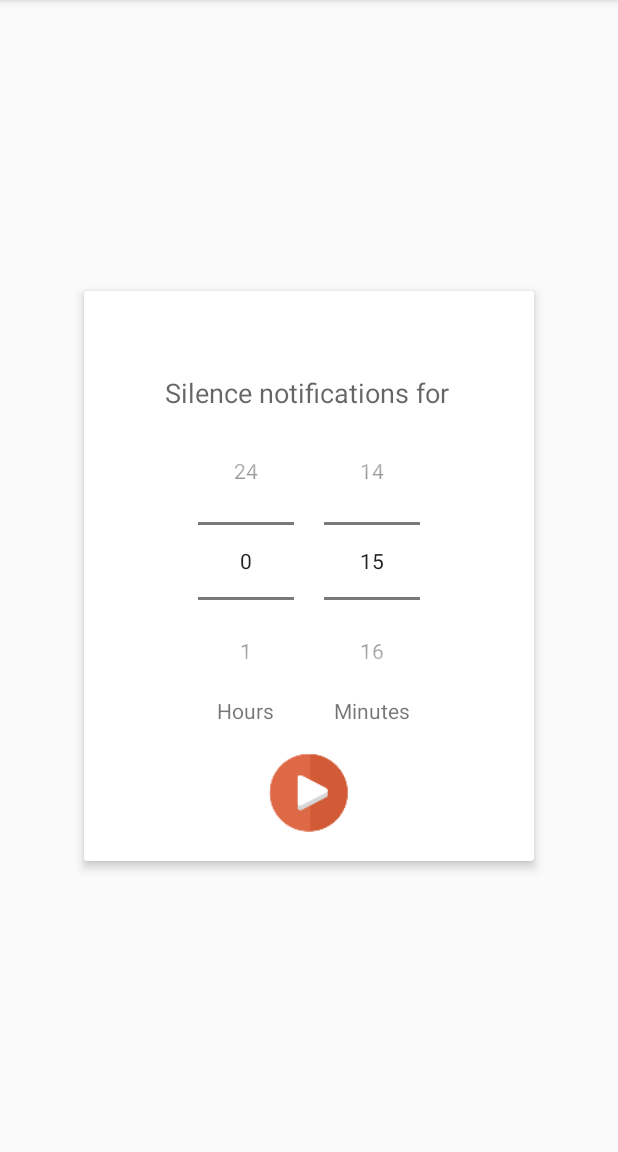
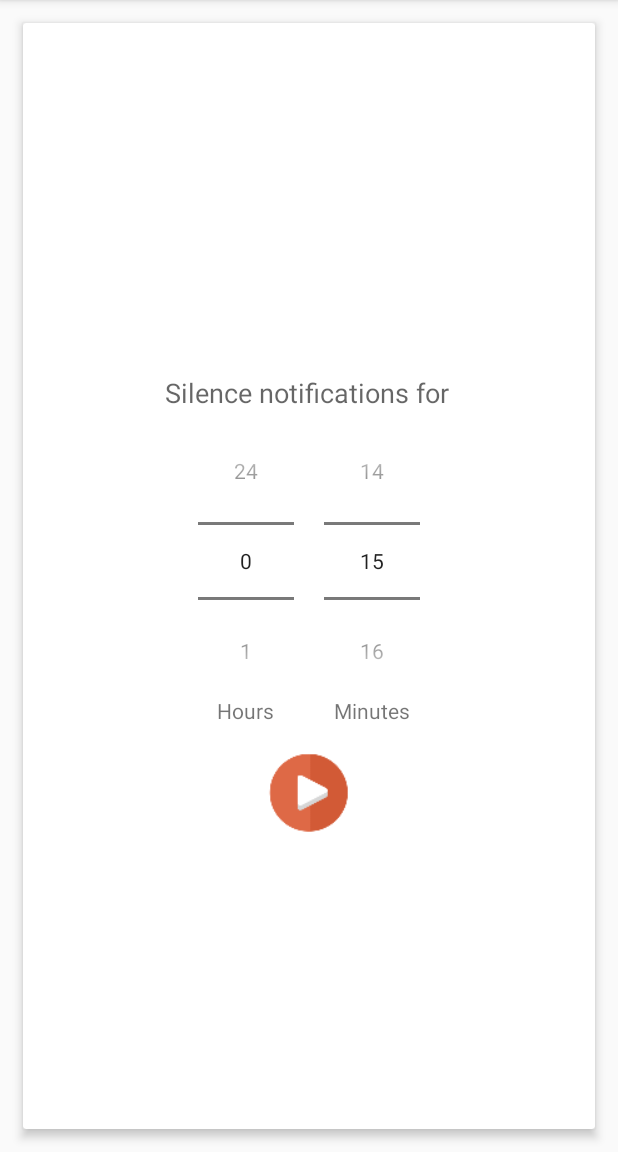
Before and after one commit to sgzmd/silencer, an Android app: the fragment TimedSilenceFragment shown on its own in the app's theme, on a phone screen of 412 x 824 dp, the part 84-1236 px from its top. Run offline under Robolectric (Android 15) with nearby library versions, the phone set to English and light mode, and no system bars.

Commit message:
More UI tweaks, making bigger card

```diff
--- a/app/src/main/res/layout/fragment_timed_silence.xml
+++ b/app/src/main/res/layout/fragment_timed_silence.xml
@@ -7,10 +7,11 @@
     <android.support.v7.widget.CardView
         android:id="@+id/card_view"
         xmlns:card_view="http://schemas.android.com/apk/res-auto"
-        android:layout_width="300dp"
-        android:layout_height="380dp"
+        android:layout_width="match_parent"
+        android:layout_height="match_parent"
         android:layout_centerHorizontal="true"
         android:layout_centerVertical="true"
+        android:layout_margin="15dp"
         android:layout_gravity="center"
         card_view:cardCornerRadius="2dp"
         card_view:cardElevation="4dp">
@@ -40,7 +41,7 @@
 
             <LinearLayout
                 android:id="@+id/linearLayout"
-                android:layout_width="match_parent"
+                android:layout_width="wrap_content"
                 android:layout_height="wrap_content"
                 android:layout_centerHorizontal="true"
                 android:layout_centerVertical="true"
@@ -88,7 +89,6 @@
                         android:text="Minutes"/>
 
                 </RelativeLayout>
-
             </LinearLayout>
 
             <ImageView
```
